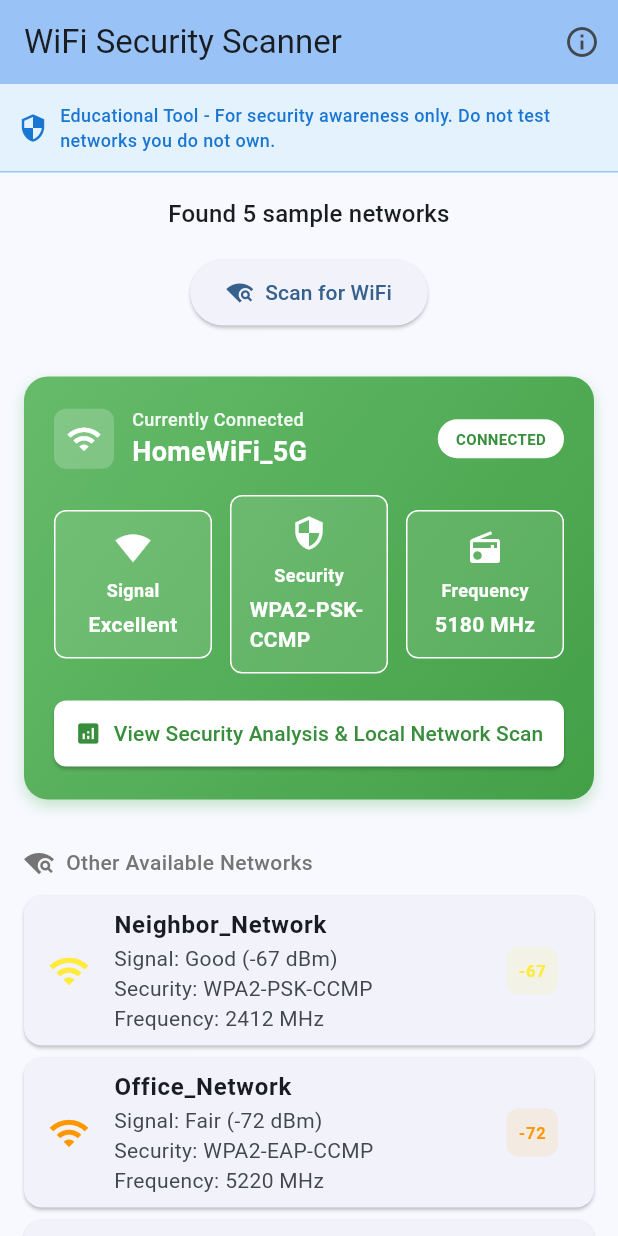
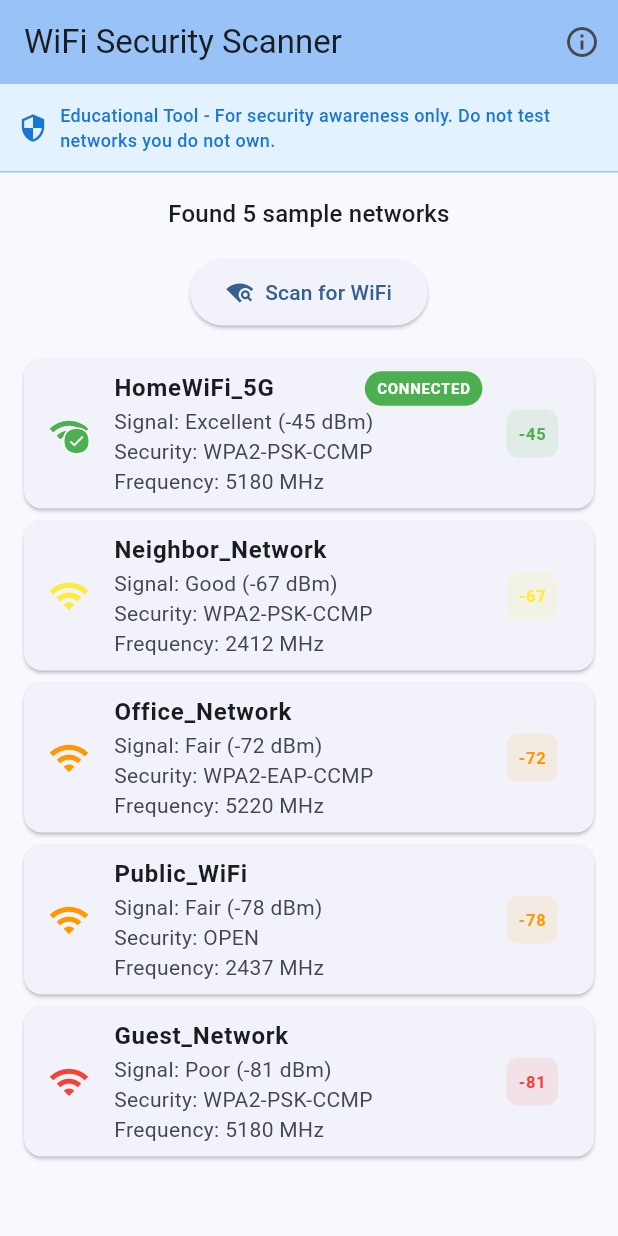
Before and after one commit to shresthakushal72/networksecurity-app, a Flutter app: the screen it shows after launch, after a tap on "Scan for WiFi", on a phone screen of 412 x 824 dp. Run offline on Flutter 3.47's test engine with Material 3 defaults, Android fonts, the phone set to English and light mode, and no system bars; missing offline and left inert: wifi_scan.

Commit message:
Simplify WiFi display: Remove large connected network card, show all networks uniformly with small connected indicators

```diff
--- a/lib/controllers/wifi_scanner_controller.dart
+++ b/lib/controllers/wifi_scanner_controller.dart
@@ -96,9 +96,6 @@ class WiFiScannerController {
       return WiFiNetwork.fromAccessPoint(ap, isConnected: isConnected);
     }).toList();
 
-    // Reorder to show connected network at top
-    _reorderNetworks();
-
     _isScanning = false;
     _scanStatus = 'Found ${_networks.length} networks';
   }
@@ -157,13 +154,6 @@ class WiFiScannerController {
     return null;
   }
 
-  /// Reorder networks to show connected network at top
-  void _reorderNetworks() {
-    final connectedNetworks = _networks.where((n) => n.isConnected).toList();
-    final otherNetworks = _networks.where((n) => !n.isConnected).toList();
-    _networks = [...connectedNetworks, ...otherNetworks];
-  }
-
   /// Get connected network
   WiFiNetwork? get connectedNetwork {
     try {
@@ -173,10 +163,8 @@ class WiFiScannerController {
     }
   }
 
-  /// Get other available networks
-  List<WiFiNetwork> get otherNetworks {
-    return _networks.where((n) => !n.isConnected).toList();
-  }
+  /// Get all networks (no separation needed)
+  List<WiFiNetwork> get allNetworks => _networks;
 
   /// Dispose resources
   void dispose() {
--- a/lib/views/wifi_scanner_view.dart
+++ b/lib/views/wifi_scanner_view.dart
@@ -132,26 +132,21 @@ class _WiFiScannerViewState extends State<WiFiScannerView> {
 
     return Column(
       children: [
-        // Connected Network Header
-        if (_controller.connectedNetwork != null) ...[
-          _buildConnectedNetworkHeader(_controller.connectedNetwork!),
-          const SizedBox(height: 8),
-        ],
-
-        // Other Networks Section Header
-        if (_controller.otherNetworks.isNotEmpty) ...[
-          _buildOtherNetworksHeader(),
-        ],
-
-        // WiFi Networks List
+        // All networks in a single list (no special treatment for connected)
         Expanded(
-          child: _buildNetworksList(),
+          child: ListView.builder(
+            itemCount: _controller.networks.length,
+            itemBuilder: (context, index) {
+              final network = _controller.networks[index];
+              return _buildNetworkCard(network);
+            },
+          ),
         ),
       ],
     );
   }
 
-  /// Build empty state when no networks found
+  /// Build empty state
   Widget _buildEmptyState() {
     return Center(
       child: Column(
@@ -165,224 +160,22 @@ class _WiFiScannerViewState extends State<WiFiScannerView> {
           const SizedBox(height: 16),
           Text(
             'No WiFi networks found',
-            style: Theme.of(context).textTheme.titleMedium?.copyWith(
+            style: TextStyle(
+              fontSize: 18,
+              fontWeight: FontWeight.bold,
               color: Colors.grey[600],
             ),
           ),
           const SizedBox(height: 8),
           Text(
-            'Tap the scan button to find nearby networks',
-            style: Theme.of(context).textTheme.bodyMedium?.copyWith(
+            'Tap the scan button to discover networks',
+            style: TextStyle(
+              fontSize: 14,
               color: Colors.grey[500],
-            ),
-            textAlign: TextAlign.center,
-          ),
-        ],
-      ),
-    );
-  }
-
-  /// Build connected network header
-  Widget _buildConnectedNetworkHeader(WiFiNetwork network) {
-    return Container(
-      width: double.infinity,
-      margin: const EdgeInsets.all(16),
-      padding: const EdgeInsets.all(20),
-      decoration: BoxDecoration(
-        gradient: LinearGradient(
-          colors: [Colors.green[400]!, Colors.green[600]!],
-          begin: Alignment.topLeft,
-          end: Alignment.bottomRight,
-        ),
-        borderRadius: BorderRadius.circular(16),
-        boxShadow: [
-          BoxShadow(
-            color: Colors.green.withOpacity(0.3),
-            blurRadius: 8,
-            offset: const Offset(0, 4),
-          ),
-        ],
-      ),
-      child: Column(
-        crossAxisAlignment: CrossAxisAlignment.start,
-        children: [
-          Row(
-            children: [
-              Container(
-                padding: const EdgeInsets.all(8),
-                decoration: BoxDecoration(
-                  color: Colors.white.withOpacity(0.2),
-                  borderRadius: BorderRadius.circular(8),
-                ),
-                child: const Icon(
-                  Icons.wifi,
-                  color: Colors.white,
-                  size: 24,
-                ),
-              ),
-              const SizedBox(width: 12),
-              Expanded(
-                child: Column(
-                  crossAxisAlignment: CrossAxisAlignment.start,
-                  children: [
-                    Text(
-                      'Currently Connected',
-                      style: TextStyle(
-                        color: Colors.white.withOpacity(0.9),
-                        fontSize: 12,
-                        fontWeight: FontWeight.w500,
-                      ),
-                    ),
-                    Text(
-                      network.displayName,
-                      style: const TextStyle(
-                        color: Colors.white,
-                        fontSize: 18,
-                        fontWeight: FontWeight.bold,
-                      ),
-                    ),
-                  ],
-                ),
-              ),
-              Container(
-                padding: const EdgeInsets.symmetric(horizontal: 12, vertical: 6),
-                decoration: BoxDecoration(
-                  color: Colors.white,
-                  borderRadius: BorderRadius.circular(20),
-                ),
-                child: Text(
-                  'CONNECTED',
-                  style: TextStyle(
-                    color: Colors.green[700],
-                    fontSize: 10,
-                    fontWeight: FontWeight.bold,
-                  ),
-                ),
-              ),
-            ],
-          ),
-          const SizedBox(height: 16),
-          Row(
-            children: [
-              Expanded(
-                child: _buildConnectedInfoCard(
-                  'Signal',
-                  network.signalStrength,
-                  Icons.signal_wifi_4_bar,
-                ),
-              ),
-              const SizedBox(width: 12),
-              Expanded(
-                child: _buildConnectedInfoCard(
-                  'Security',
-                  network.capabilities,
-                  Icons.security,
-                ),
-              ),
-              const SizedBox(width: 12),
-              Expanded(
-                child: _buildConnectedInfoCard(
-                  'Frequency',
-                  '${network.frequency} MHz',
-                  Icons.radio,
-                ),
-              ),
-            ],
-          ),
-          const SizedBox(height: 16),
-          SizedBox(
-            width: double.infinity,
-            child: ElevatedButton.icon(
-              onPressed: () => _navigateToWiFiDetails(context, network),
-              icon: const Icon(Icons.analytics),
-              label: const Text('View Security Analysis & Local Network Scan'),
-              style: ElevatedButton.styleFrom(
-                backgroundColor: Colors.white,
-                foregroundColor: Colors.green[700],
-                padding: const EdgeInsets.symmetric(vertical: 12),
-                shape: RoundedRectangleBorder(
-                  borderRadius: BorderRadius.circular(8),
-                ),
-              ),
             ),
           ),
         ],
       ),
-    );
-  }
-
-  /// Build connected network info card
-  Widget _buildConnectedInfoCard(String title, String value, IconData icon) {
-    return Container(
-      padding: const EdgeInsets.all(12),
-      decoration: BoxDecoration(
-        color: Colors.white.withOpacity(0.1),
-        borderRadius: BorderRadius.circular(8),
-        border: Border.all(color: Colors.white, width: 1),
-      ),
-      child: Column(
-        children: [
-          Icon(
-            icon,
-            color: Colors.white,
-            size: 24,
-          ),
-          const SizedBox(height: 8),
-          Text(
-            title,
-            style: const TextStyle(
-              color: Colors.white,
-              fontSize: 12,
-              fontWeight: FontWeight.bold,
-            ),
-          ),
-          const SizedBox(height: 4),
-          Text(
-            value,
-            style: const TextStyle(
-              color: Colors.white,
-              fontSize: 14,
-              fontWeight: FontWeight.bold,
-            ),
-          ),
-        ],
-      ),
-    );
-  }
-
-  /// Build other networks header
-  Widget _buildOtherNetworksHeader() {
-    return Padding(
-      padding: const EdgeInsets.symmetric(horizontal: 16, vertical: 8),
-      child: Row(
-        children: [
-          Icon(
-            Icons.wifi_find,
-            color: Colors.grey[600],
-            size: 20,
-          ),
-          const SizedBox(width: 8),
-          Text(
-            'Other Available Networks',
-            style: TextStyle(
-              color: Colors.grey[600],
-              fontSize: 14,
-              fontWeight: FontWeight.w500,
-            ),
-          ),
-        ],
-      ),
-    );
-  }
-
-  /// Build networks list
-  Widget _buildNetworksList() {
-    return ListView.builder(
-      itemCount: _controller.otherNetworks.length,
-      itemBuilder: (context, index) {
-        final network = _controller.otherNetworks[index];
-        return _buildNetworkCard(network);
-      },
     );
   }
 
@@ -391,14 +184,60 @@ class _WiFiScannerViewState extends State<WiFiScannerView> {
     return Card(
       margin: const EdgeInsets.symmetric(horizontal: 16, vertical: 4),
       child: ListTile(
-        leading: Icon(
-          Icons.wifi,
-          color: Color(network.signalColor),
-          size: 28,
+        leading: Stack(
+          children: [
+            Icon(
+              Icons.wifi,
+              color: Color(network.signalColor),
+              size: 28,
+            ),
+            // Show connected indicator if this is the connected network
+            if (network.isConnected)
+              Positioned(
+                right: 0,
+                bottom: 0,
+                child: Container(
+                  padding: const EdgeInsets.all(2),
+                  decoration: BoxDecoration(
+                    color: Colors.green,
+                    borderRadius: BorderRadius.circular(8),
+                    border: Border.all(color: Colors.white, width: 1),
+                  ),
+                  child: const Icon(
+                    Icons.check,
+                    color: Colors.white,
+                    size: 12,
+                  ),
+                ),
+              ),
+          ],
         ),
-        title: Text(
-          network.displayName,
-          style: const TextStyle(fontWeight: FontWeight.bold),
+        title: Row(
+          children: [
+            Expanded(
+              child: Text(
+                network.displayName,
+                style: const TextStyle(fontWeight: FontWeight.bold),
+              ),
+            ),
+            // Show connected badge if this is the connected network
+            if (network.isConnected)
+              Container(
+                padding: const EdgeInsets.symmetric(horizontal: 8, vertical: 4),
+                decoration: BoxDecoration(
+                  color: Colors.green,
+                  borderRadius: BorderRadius.circular(12),
+                ),
+                child: const Text(
+                  'CONNECTED',
+                  style: TextStyle(
+                    color: Colors.white,
+                    fontSize: 10,
+                    fontWeight: FontWeight.bold,
+                  ),
+                ),
+              ),
+          ],
         ),
         subtitle: Column(
           crossAxisAlignment: CrossAxisAlignment.start,
```
